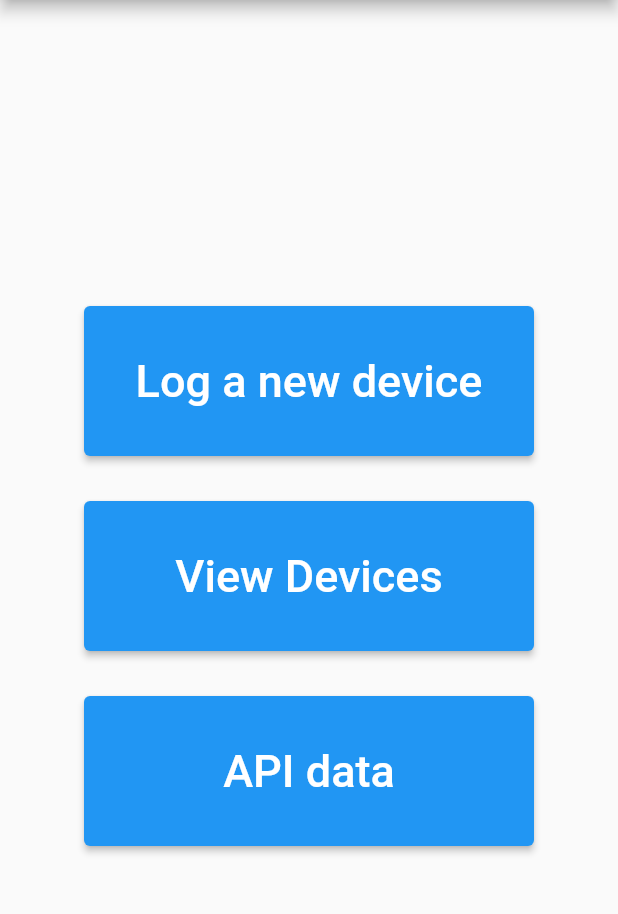
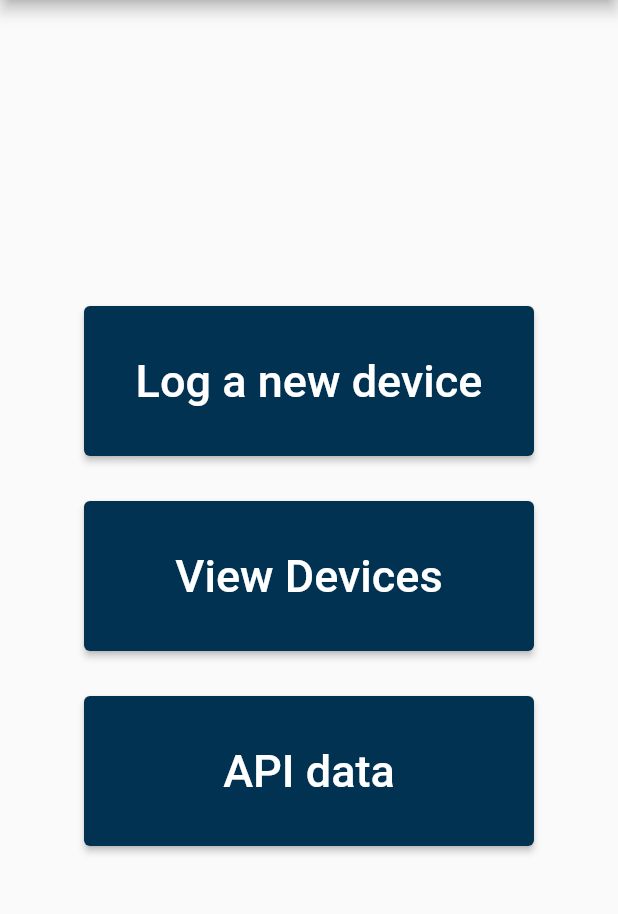
Before and after one commit to StrikeEB/Your-IoT-Device-Manager-App, a Flutter app: the screen it shows after launch, on a phone screen of 412 x 824 dp, the part 84-998 px from its top. Run offline on Flutter 3.47's test engine with Material 2 defaults, Android fonts, the phone set to English and light mode, and no system bars.

Commit message:
changed buttons colour

```diff
--- a/lib/main.dart
+++ b/lib/main.dart
@@ -31,6 +31,9 @@ class MyApp extends StatelessWidget {
                       MaterialPageRoute(builder: (context) => LogDevicePage()),
                     );
                   },
+                  style: ElevatedButton.styleFrom(
+                    backgroundColor: Color.fromRGBO(2, 50, 82, 1),
+                  ),
                   child: Text(
                     'Log a new device',
                     style: TextStyle(
@@ -51,6 +54,9 @@ class MyApp extends StatelessWidget {
                           builder: (context) => ViewDevicesPage()),
                     );
                   },
+                  style: ElevatedButton.styleFrom(
+                    backgroundColor: Color.fromRGBO(2, 50, 82, 1),
+                  ),
                   child: Text(
                     'View Devices',
                     style: TextStyle(
@@ -70,6 +76,9 @@ class MyApp extends StatelessWidget {
                       MaterialPageRoute(builder: (context) => ApiDataPage()),
                     );
                   },
+                  style: ElevatedButton.styleFrom(
+                    backgroundColor: Color.fromRGBO(2, 50, 82, 1),
+                  ),
                   child: Text(
                     'API data',
                     style: TextStyle(
```
